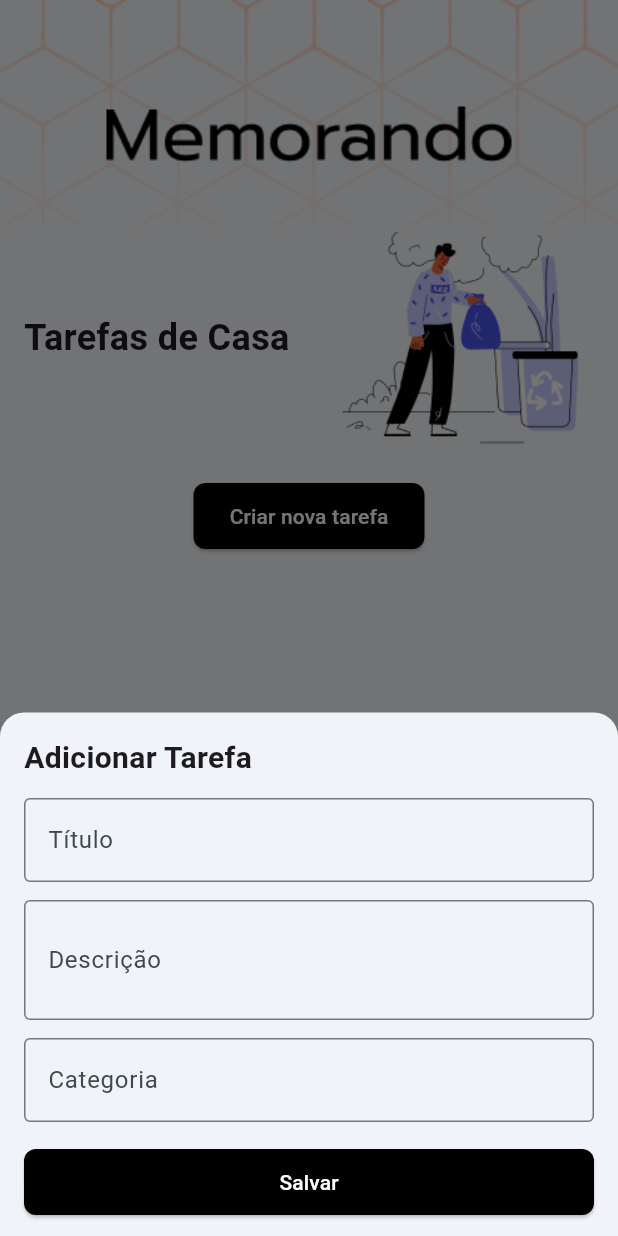
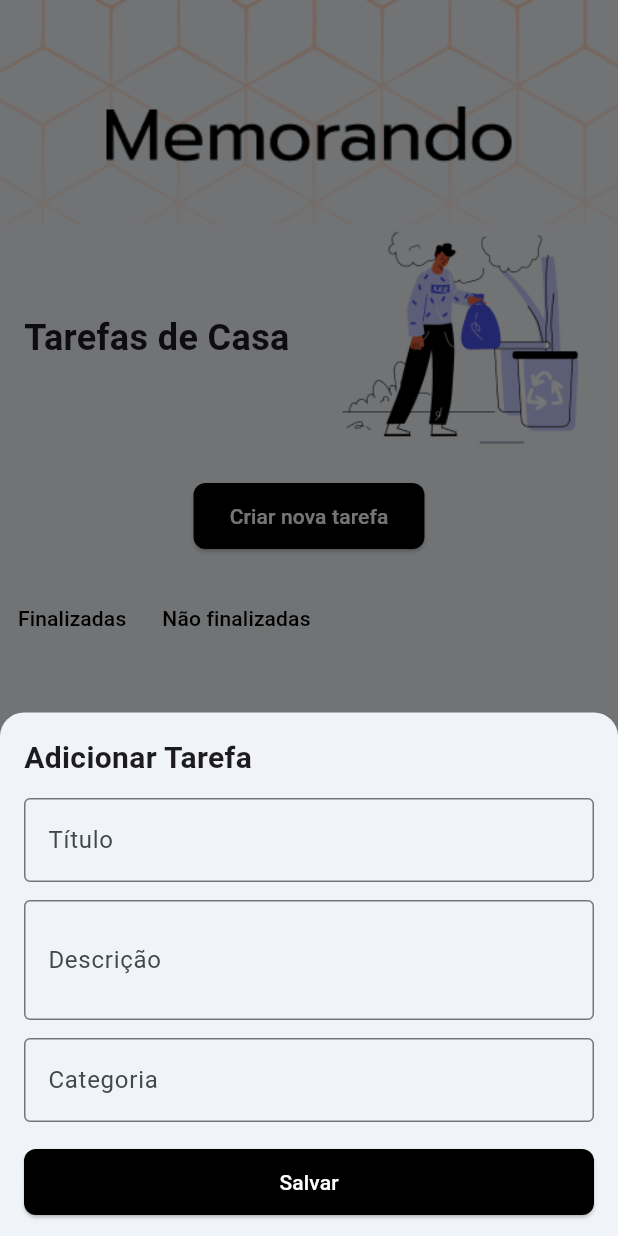
Before and after one commit to WilliamBz12/flutter-sqlite, a Flutter app: the screen it shows after launch, after a tap on "Criar nova tarefa", on a phone screen of 412 x 824 dp. Run offline on Flutter 3.47's test engine with Material 3 defaults, Android fonts, the phone set to English and light mode, and no system bars; our stand-ins replace google_fonts, sqflite; accounts and stored records are empty; Roboto replaces fonts that are missing (Prompt).

Commit message:
video 3.3

```diff
--- a/lib/data/repositories/local_task_repository.dart
+++ b/lib/data/repositories/local_task_repository.dart
@@ -20,8 +20,10 @@ class LocalTaskRepository implements TaskRepository {
   }
 
   @override
-  Future<List<Task>> getTasks() async {
-    final result = await localDatabaseService.getTasks();
+  Future<List<Task>> getTasks({bool? isCompleted}) async {
+    final result = await localDatabaseService.getTasks(
+      isCompleted: isCompleted,
+    );
     return result;
   }
 
--- a/lib/data/repositories/mock_task_repository.dart
+++ b/lib/data/repositories/mock_task_repository.dart
@@ -20,7 +20,7 @@ class MockTaskRepository implements TaskRepository {
 
   // Obter todas as tarefas
   @override
-  Future<List<Task>> getTasks() async {
+  Future<List<Task>> getTasks({bool? isCompleted}) async {
     // Simula um pequeno atraso para imitar o comportamento de um banco de dados
     await Future.delayed(const Duration(milliseconds: 200));
     return _mockDb.toList(); // Retorna uma cópia da lista
--- a/lib/data/repositories/task_repository.dart
+++ b/lib/data/repositories/task_repository.dart
@@ -2,7 +2,7 @@ import 'package:sqlite_offline/domain/models/task/task.dart';
 
 abstract class TaskRepository {
   Future<int> addTask(Task task);
-  Future<List<Task>> getTasks();
+  Future<List<Task>> getTasks({bool? isCompleted});
   Future<bool> updateTask(Task task);
   Future<bool> deleteTask(int id);
 }
--- a/lib/domain/use_cases/task/get_task_use_case.dart
+++ b/lib/domain/use_cases/task/get_task_use_case.dart
@@ -9,9 +9,11 @@ class GetTasksUseCase {
 
   final TaskRepository _repository;
 
-  Future<List<Task>> call() async {
+  Future<List<Task>> call({bool? isCompleted}) async {
     try {
-      return await _repository.getTasks();
+      return await _repository.getTasks(
+        isCompleted: isCompleted,
+      );
     } catch (e) {
       debugPrint('Erro ao buscar tarefas: $e');
       rethrow;
--- a/lib/ui/home/view_models/task/task_view_model.dart
+++ b/lib/ui/home/view_models/task/task_view_model.dart
@@ -25,8 +25,12 @@ class TaskViewModel extends ChangeNotifier {
   List<Task>? _tasks;
   List<Task>? get tasks => _tasks;
 
-  Future<void> loadTasks() async {
-    _tasks = await _getTasksUseCase();
+  Future<void> loadTasks({
+    bool? isCompleted,
+  }) async {
+    _tasks = await _getTasksUseCase(
+      isCompleted: isCompleted,
+    );
     notifyListeners();
   }
 
--- a/lib/ui/home/widgets/home_screen.dart
+++ b/lib/ui/home/widgets/home_screen.dart
@@ -165,6 +165,8 @@ class _HomeScreenState extends State<HomeScreen> {
     listen: true,
   );
 
+  bool? filterIsCompleted;
+
   @override
   void initState() {
     super.initState();
@@ -192,6 +194,50 @@ class _HomeScreenState extends State<HomeScreen> {
             ),
           ),
           const SliverToBoxAdapter(child: SizedBox(height: 20)),
+          SliverToBoxAdapter(
+            child: Row(
+              children: [
+                TextButton(
+                  onPressed: () {
+                    if (filterIsCompleted == true) {
+                      filterIsCompleted = null;
+                      taskViewModel.loadTasks();
+                    } else {
+                      filterIsCompleted = true;
+                      taskViewModel.loadTasks(isCompleted: true);
+                    }
+                  },
+                  child: Text(
+                    'Finalizadas',
+                    style: TextStyle(
+                      color: filterIsCompleted == true
+                          ? Colors.amber
+                          : Colors.black,
+                    ),
+                  ),
+                ),
+                TextButton(
+                  onPressed: () {
+                    if (filterIsCompleted == false) {
+                      filterIsCompleted = null;
+                      taskViewModel.loadTasks();
+                    } else {
+                      filterIsCompleted = false;
+                      taskViewModel.loadTasks(isCompleted: false);
+                    }
+                  },
+                  child: Text(
+                    'Não finalizadas',
+                    style: TextStyle(
+                      color: filterIsCompleted == false
+                          ? Colors.amber
+                          : Colors.black,
+                    ),
+                  ),
+                ),
+              ],
+            ),
+          ),
           if (taskViewModel.tasks == null)
             const SliverToBoxAdapter(
               child: Center(
```
